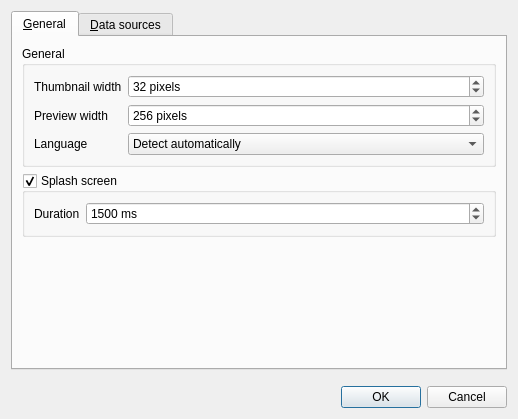
This is src/settingsdialog.ui in ZIMA-Engineering/ZIMA-CAD-Parts as Qt 5 draws it before an edit. The edited form follows.
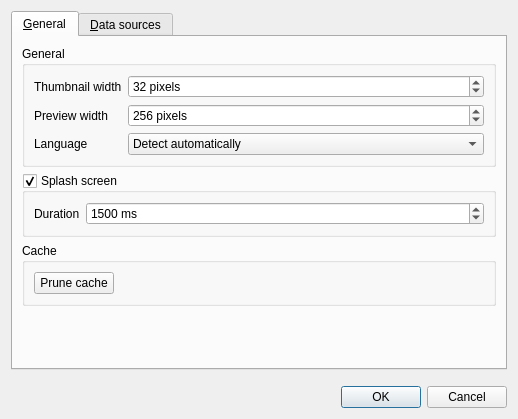
This is the edited form.

Commit message: Implemented support for ProductView and pruning cache.

Diff of the .ui file:
```diff
--- a/src/settingsdialog.ui
+++ b/src/settingsdialog.ui
@@ -155,7 +155,7 @@
          </layout>
         </widget>
        </item>
-       <item row="2" column="0">
+       <item row="3" column="0">
         <spacer name="verticalSpacer_3">
          <property name="orientation">
           <enum>Qt::Vertical</enum>
@@ -168,6 +168,28 @@
          </property>
         </spacer>
        </item>
+       <item row="2" column="0">
+        <widget class="QGroupBox" name="groupBox_2">
+         <property name="title">
+          <string>Cache</string>
+         </property>
+         <layout class="QVBoxLayout" name="verticalLayout_2">
+          <item>
+           <widget class="QPushButton" name="pruneCacheButton">
+            <property name="sizePolicy">
+             <sizepolicy hsizetype="Fixed" vsizetype="Fixed">
+              <horstretch>0</horstretch>
+              <verstretch>0</verstretch>
+             </sizepolicy>
+            </property>
+            <property name="text">
+             <string>Prune cache</string>
+            </property>
+           </widget>
+          </item>
+         </layout>
+        </widget>
+       </item>
       </layout>
      </widget>
      <widget class="QWidget" name="tab_2">
```
The commit also changes 24 other files.
